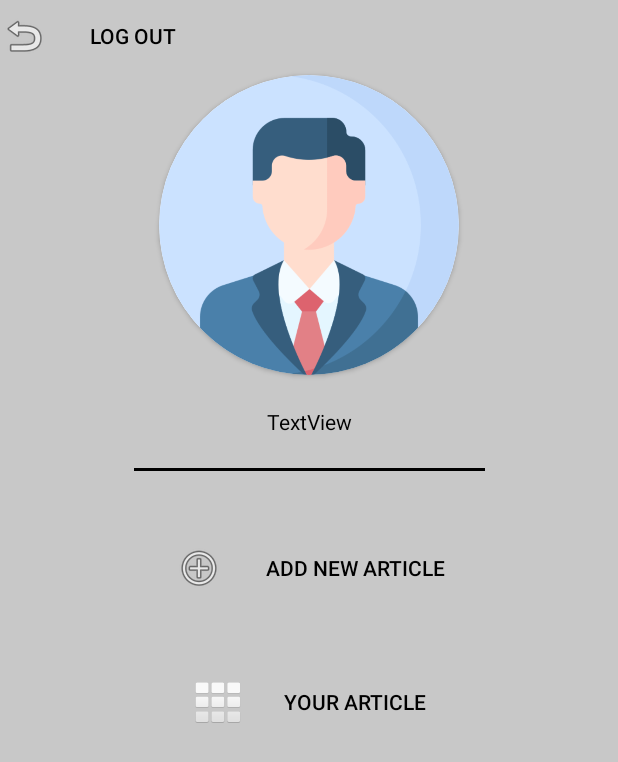
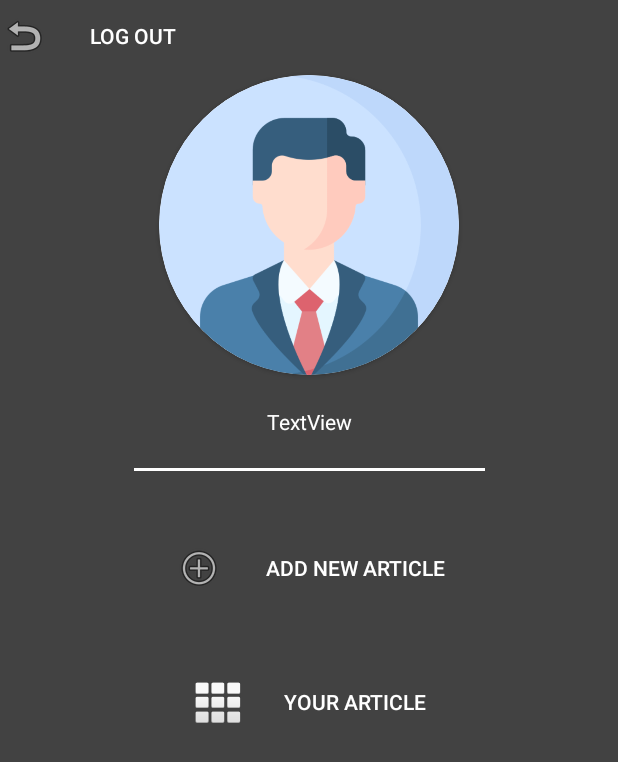
Before and after one commit to forhad-islam-rony/EchoPen, an Android app: the ProfileActivity screen opened directly, with no data from a screen before it, on a phone screen of 412 x 824 dp. Shown: the top 762 px of the screen. Run offline under Robolectric (Android 15) with nearby library versions, the phone set to English and light mode, and no system bars; our stand-ins replace Firebase (no records; nobody signed in at launch, a user with empty details on screens opened directly); pictures from the network do not load.

Commit message:
layout error solved

```diff
--- a/app/src/main/res/layout/activity_article.xml
+++ b/app/src/main/res/layout/activity_article.xml
@@ -5,7 +5,7 @@
     android:id="@+id/main"
     android:layout_width="match_parent"
     android:layout_height="match_parent"
-    android:background="@color/white"
+    android:background="@color/light_white"
     tools:context=".ArticleActivity">
 
     <ImageButton
--- a/app/src/main/res/layout/activity_main.xml
+++ b/app/src/main/res/layout/activity_main.xml
@@ -5,7 +5,7 @@
     android:id="@+id/main"
     android:layout_width="match_parent"
     android:layout_height="match_parent"
-    android:background="@color/white"
+    android:background="@color/light_white"
     app:layout_goneMarginTop="300dp"
     tools:context=".MainActivity">
 
@@ -64,7 +64,7 @@
         android:layout_marginStart="16dp"
         android:layout_marginTop="24dp"
         android:layout_marginEnd="16dp"
-        android:background="@android:color/transparent"
+        android:background="@color/white"
         android:iconifiedByDefault="false"
         android:queryHint="Search"
         android:searchIcon="@android:drawable/ic_menu_search"
--- a/app/src/main/res/layout/activity_profile.xml
+++ b/app/src/main/res/layout/activity_profile.xml
@@ -5,7 +5,7 @@
     android:id="@+id/main"
     android:layout_width="match_parent"
     android:layout_height="match_parent"
-    android:background="@color/datecolor"
+    android:background="@color/cardview_dark_background"
     tools:context=".ProfileActivity">
 
     <androidx.cardview.widget.CardView
@@ -32,7 +32,7 @@
         android:layout_height="wrap_content"
         android:layout_marginTop="21dp"
         android:text="TextView"
-        android:textColor="@color/black"
+        android:textColor="@color/white"
         app:layout_constraintEnd_toEndOf="@+id/cardView5"
         app:layout_constraintStart_toStartOf="@+id/cardView5"
         app:layout_constraintTop_toBottomOf="@+id/cardView5" />
@@ -42,7 +42,7 @@
         android:layout_width="234dp"
         android:layout_height="2dp"
         android:layout_marginTop="21dp"
-        android:background="@color/black"
+        android:background="@color/white"
         app:layout_constraintEnd_toEndOf="@+id/userName"
         app:layout_constraintStart_toStartOf="@+id/userName"
         app:layout_constraintTop_toBottomOf="@+id/userName" />
@@ -56,7 +56,7 @@
         android:drawableStart="@android:drawable/ic_menu_add"
         android:drawablePadding="28dp"
         android:text="Add new article"
-        android:textColor="@color/black"
+        android:textColor="@color/white"
         app:layout_constraintEnd_toEndOf="@+id/divider3"
         app:layout_constraintStart_toStartOf="@+id/divider3"
         app:layout_constraintTop_toBottomOf="@+id/userName">
@@ -72,7 +72,7 @@
         android:drawableStart="@android:drawable/ic_dialog_dialer"
         android:drawablePadding="28dp"
         android:text="YOUR ARTICLE"
-        android:textColor="@color/black"
+        android:textColor="@color/white"
         app:layout_constraintEnd_toEndOf="@+id/AddNewBlogButton"
         app:layout_constraintStart_toStartOf="@+id/AddNewBlogButton"
         app:layout_constraintTop_toBottomOf="@+id/AddNewBlogButton">
@@ -88,7 +88,7 @@
         android:drawableStart="@android:drawable/ic_menu_revert"
         android:drawablePadding="28dp"
         android:text="LOG OUT"
-        android:textColor="@color/black"
+        android:textColor="@color/white"
         app:layout_constraintEnd_toEndOf="@+id/yourBlogButton"
         app:layout_constraintStart_toStartOf="@+id/yourBlogButton"
         app:layout_constraintTop_toBottomOf="@+id/yourBlogButton">
--- a/app/src/main/res/layout/blog_item.xml
+++ b/app/src/main/res/layout/blog_item.xml
@@ -6,6 +6,7 @@
     android:layout_height="wrap_content"
     android:background="@color/light_white"
     android:elevation="5dp"
+    android:layout_marginBottom="5dp"
     app:cardCornerRadius="9dp">
 
     <androidx.constraintlayout.widget.ConstraintLayout
```
